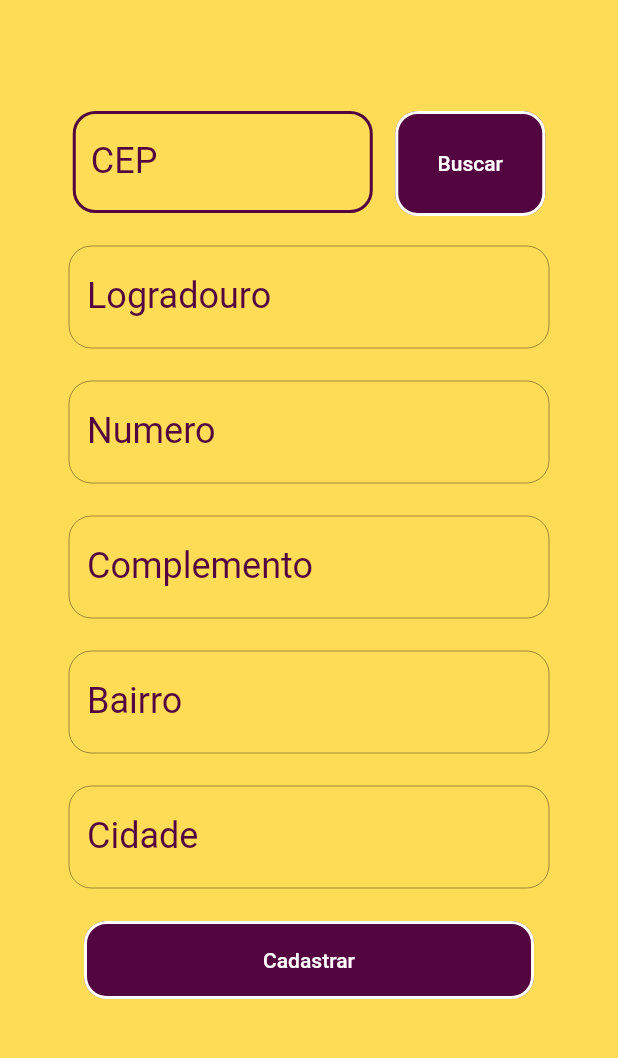
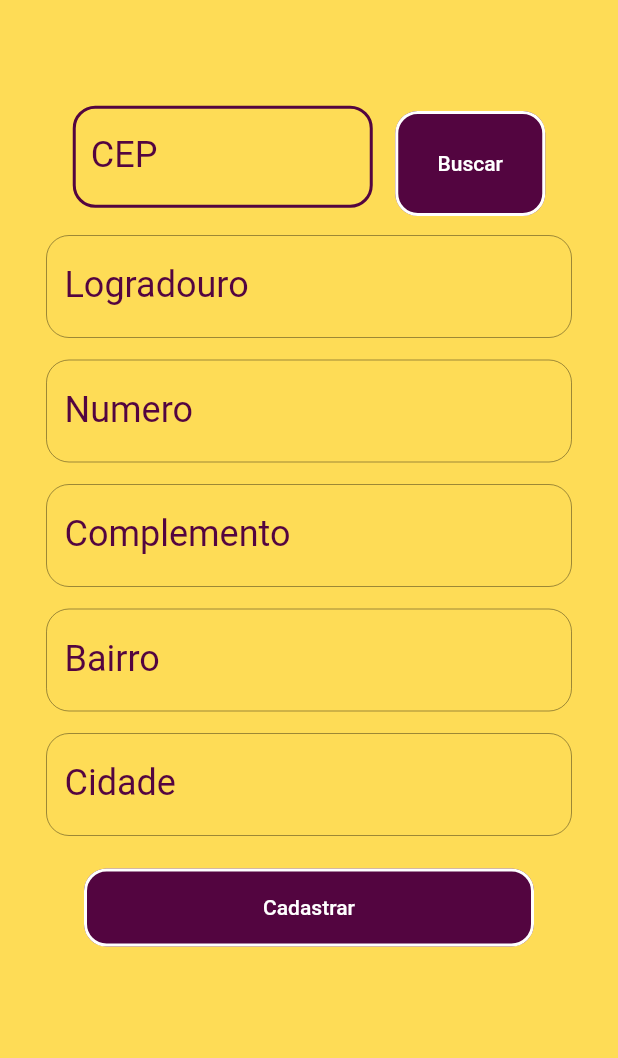
Before and after one commit to GuiPiovezan/aplicativo-point-summer-foods, a Flutter app: the AddressRegistration screen opened directly, on a phone screen of 412 x 824 dp, the part 84-1142 px from its top. Run offline on Flutter 3.47's test engine with Material 2 defaults, Android fonts, the phone set to English and light mode, and no system bars; our stand-ins replace brasil_fields, cloud_firestore, firebase_auth, firebase_core; accounts and stored records are empty.

Commit message:
Corrigindo TextFIeld personalizado

```diff
--- a/lib/widgets/TextFields/custom-text-field.dart
+++ b/lib/widgets/TextFields/custom-text-field.dart
@@ -23,7 +23,7 @@ class CustomTextField extends StatelessWidget {
     this.inputType,
     this.enable = true,
     this.onSaved,
-    this.validator,
+    this.validator = null,
     this.inputFormatters,
     this.obscureText = false,
   });
@@ -31,10 +31,9 @@ class CustomTextField extends StatelessWidget {
   @override
   Widget build(BuildContext context) {
     return Center(
+      child: Padding(
+        padding: const EdgeInsets.fromLTRB(0, 13, 0, 0),
         child: Container(
-        margin: validator != null
-            ? const EdgeInsets.fromLTRB(0, 5, 0, 0)
-            : const EdgeInsets.fromLTRB(0, 20, 0, 0),
           height: heigth != null
               ? validator != null
                   ? double?.parse(heigth.toString()) + 30
@@ -42,7 +41,7 @@ class CustomTextField extends StatelessWidget {
               : validator != null
                   ? 90
                   : 70,
-        width: width != null ? double?.parse(width.toString()) : 320,
+          width: width != null ? double?.parse(width.toString()) : 350,
           child: TextFormField(
             controller: controlador,
             onSaved: onSaved,
@@ -89,6 +88,7 @@ class CustomTextField extends StatelessWidget {
             ),
           ),
         ),
+      ),
     );
   }
 }
```
Lines whose indentation alone changed are shown as unchanged.
